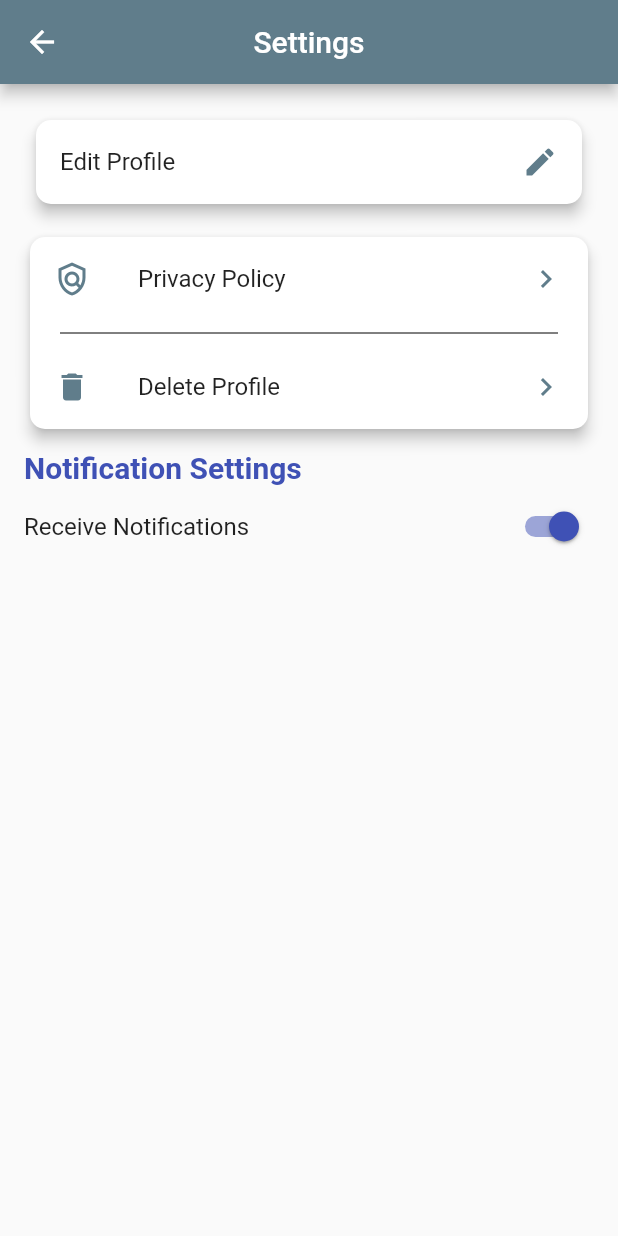
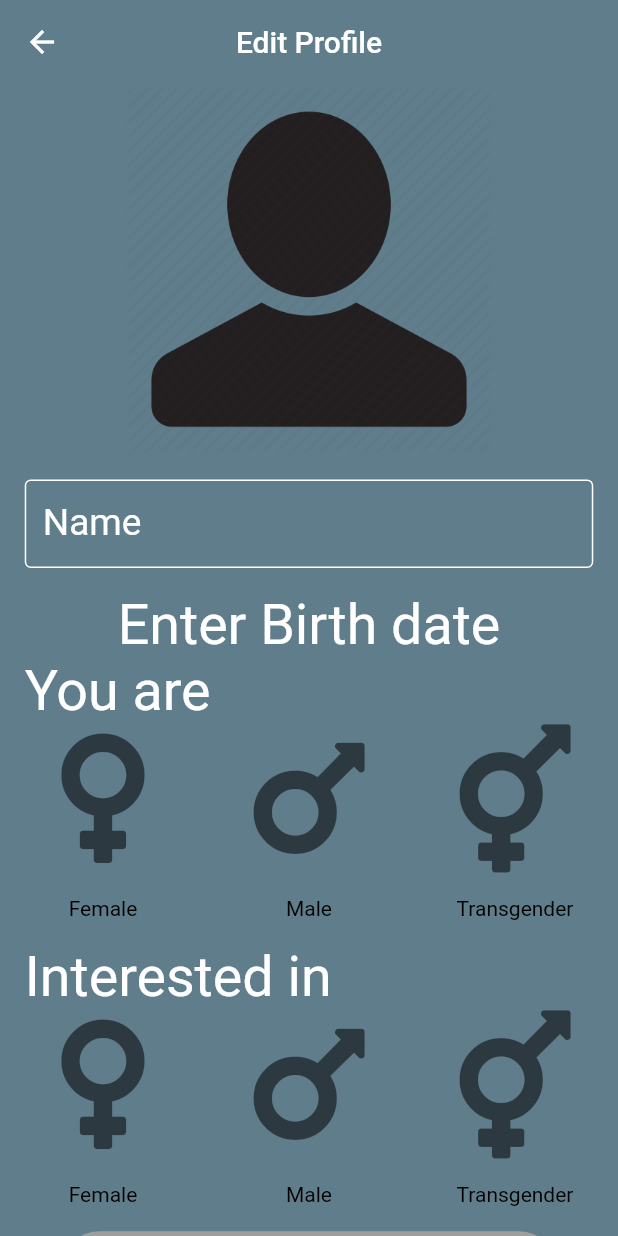
Before and after one commit to YerryPerez/Capstone_Project, a Flutter app: the Settings screen opened directly, after a tap on "Edit Profile", on a phone screen of 412 x 824 dp. Run offline on Flutter 3.47's test engine with Material 2 defaults, Android fonts, the phone set to English and light mode, and no system bars; our stand-ins replace bloc, cloud_firestore, equatable, eva_icons_flutter, extended_image, file_picker and 9 more; accounts and stored records are empty.

Commit message:
Settings page now goes to edit Profile page

```diff
--- /dev/null
+++ b/lib/ui/pages/editProfile.dart
@@ -0,0 +1,34 @@
+import 'package:flutter/material.dart';
+import 'package:flutter_bloc/flutter_bloc.dart';
+import 'package:flutter_test2/bloc/profile/bloc.dart';
+import 'package:flutter_test2/repositories/userRepository.dart';
+import 'package:flutter_test2/ui/constants.dart';
+import 'package:flutter_test2/ui/widgets/editProfileForm.dart';
+import 'package:flutter_test2/ui/widgets/profileForm.dart';
+
+class EditProfile extends StatelessWidget {
+  final _userRepository;
+
+
+  EditProfile({@required UserRepository userRepository})
+      : assert(userRepository != null),
+        _userRepository = userRepository;
+
+  @override
+  Widget build(BuildContext context) {
+    return Scaffold(
+      appBar: AppBar(
+        title: Text("Edit Profile"),
+        centerTitle: true,
+        backgroundColor: backgroundColor,
+        elevation: 0,
+      ),
+      body: BlocProvider<ProfileBloc>(
+        create: (context) => ProfileBloc(userRepository: _userRepository),
+            child: editProfileForm(userRepository: _userRepository,
+
+      ),
+      ),
+    );
+  }
+}
--- a/lib/ui/pages/settings.dart
+++ b/lib/ui/pages/settings.dart
@@ -8,6 +8,7 @@ import 'package:flutter_test2/repositories/userRepository.dart';
 import 'package:flutter_test2/repositories/matchesRepository.dart';
 
 import '../constants.dart';
+import 'editProfile.dart';
 
 class Settings extends StatefulWidget {
   final String userId;
@@ -43,7 +44,10 @@ class _SettingsState extends State<Settings> {
               margin: const EdgeInsets.all(8.0),
               child: ListTile(
                 onTap: (){
-                  //open edit profile
+                  Navigator.push(
+                    context,
+                    MaterialPageRoute(builder: (context) => EditProfile(userRepository: _userRepository)),
+                  );
                 },
                 title: Text("Edit Profile") ,
                 trailing: Icon(Icons.edit,color: backgroundColor,) ,
--- a/lib/ui/widgets/editProfileForm.dart
+++ b/lib/ui/widgets/editProfileForm.dart
@@ -15,18 +15,18 @@ import 'package:font_awesome_flutter/font_awesome_flutter.dart';
 import 'package:geolocator/geolocator.dart';
 import 'package:intl/intl.dart';
 
-class ProfileForm extends StatefulWidget {
+class editProfileForm extends StatefulWidget {
   final UserRepository _userRepository;
 
-  ProfileForm({@required UserRepository userRepository})
+  editProfileForm({@required UserRepository userRepository})
       : assert(userRepository != null),
         _userRepository = userRepository;
 
   @override
-  _ProfileFormState createState() => _ProfileFormState();
+  _EditProfileForm createState() => _EditProfileForm();
 }
 
-class _ProfileFormState extends State<ProfileForm> {
+class _EditProfileForm extends State<editProfileForm> {
   final TextEditingController _nameController = TextEditingController();
 
   String gender, interestedIn;
@@ -186,7 +186,7 @@ class _ProfileFormState extends State<ProfileForm> {
                       ),
                     ),
                     SizedBox(
-                      height: 10.0,
+                      height: 1.0,
                     ),
                     Column(
                       crossAxisAlignment: CrossAxisAlignment.start,
```
Also changed, not shown: lib/repositories/userAccountRepository.dart (added, +30 -0 lines).
